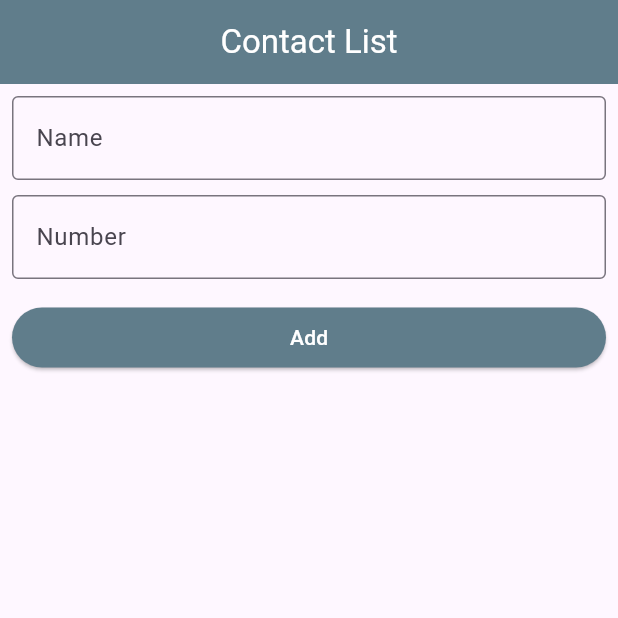
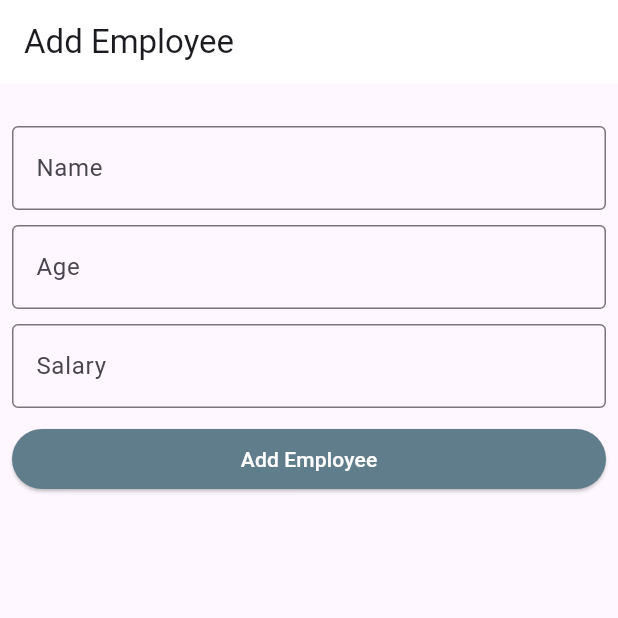
Before and after one commit to tanvirmirza/flutter-build, a Flutter app: the screen it shows after launch, on a phone screen of 412 x 824 dp, the top half of it. Run offline on Flutter 3.47's test engine with Material 3 defaults, Android fonts, the phone set to English and light mode, and no system bars.

Commit message:
Update: Livetext v0.0.1

```diff
--- a/flutter_assingment/lib/ContactList/contact-list.dart
+++ /dev/null
@@ -1,125 +0,0 @@
-import 'package:flutter/material.dart';
-import 'package:flutter/services.dart';
-
-class Contact extends StatefulWidget {
-  const Contact({super.key});
-
-  @override
-  State<Contact> createState() => _ContactState();
-}
-
-class _ContactState extends State<Contact> {
-  final TextEditingController _name = TextEditingController();
-  final TextEditingController _phone = TextEditingController();
-
-  List<String> name = [];
-  List<String> phone = [];
-
-  @override
-  Widget build(BuildContext context) {
-    return Scaffold(
-      appBar: AppBar(
-        centerTitle: true,
-        title:
-            const Text('Contact List', style: TextStyle(color: Colors.white)),
-      ),
-      body: Padding(
-        padding: const EdgeInsets.all(8.0),
-        child: Column(children: [
-          TextField(
-            controller: _name,
-            decoration: const InputDecoration(
-              border: OutlineInputBorder(),
-              hintText: 'Name',
-            ),
-          ),
-          const SizedBox(
-            height: 10,
-          ),
-          TextField(
-            controller: _phone,
-            inputFormatters: [
-              FilteringTextInputFormatter.digitsOnly,
-            ],
-            keyboardType: TextInputType.number,
-            decoration: const InputDecoration(
-              border: OutlineInputBorder(),
-              hintText: 'Number',
-            ),
-          ),
-          const SizedBox(
-            height: 15,
-          ),
-          SizedBox(
-            width: double.infinity,
-            child: ElevatedButton(
-                onPressed: () {
-                  setState(() {
-                    if (_name.text.isNotEmpty && _phone.text.isNotEmpty) {
-                      name.add(_name.text);
-                      phone.add(_phone.text);
-                      _name.clear();
-                      _phone.clear();
-                    }
-                  });
-                },
-                child: const Text('Add')),
-          ),
-          const SizedBox(
-            height: 20,
-          ),
-          Expanded(
-              child: ListView.builder(
-                  itemCount: name.length,
-                  itemBuilder: (context, index) => Card(
-                        child: ListTile(
-                            leading: const Icon(Icons.person),
-                            title: Text(
-                                name[index][0].toUpperCase() +
-                                    name[index].substring(1),
-                                style: const TextStyle(
-                                    color: Colors.red,
-                                    fontWeight: FontWeight.w700)),
-                            subtitle: Text(phone[index]),
-                            trailing: const Icon(
-                              Icons.call,
-                              color: Colors.blue,
-                            ),
-                            onLongPress: () {
-                              showDialog<dynamic>(
-                                  context: context,
-                                  builder: (BuildContext context) =>
-                                      AlertDialog(
-                                        title: const Text('Confirmation'),
-                                        content:
-                                            Text('Are you sure for Delete?'),
-                                        actions: <Widget>[
-                                          IconButton(
-                                              onPressed: () {
-                                                Navigator.pop(context);
-                                              },
-                                              icon: const Icon(
-                                                Icons
-                                                    .signal_cellular_no_sim_outlined,
-                                                color: Colors.blue,
-                                              )),
-                                          IconButton(
-                                              onPressed: () {
-                                                setState(() {
-                                                  name.removeAt(index);
-                                                  phone.removeAt(index);
-                                                  Navigator.pop(context);
-                                                });
-                                              },
-                                              icon: const Icon(
-                                                  Icons.delete_outline,
-                                                  color: Colors.blue)),
-                                        ],
-                                      ));
-                            }),
-                      ))),
-        ]),
-      ),
-    );
-  }
-}
--- /dev/null
+++ b/flutter_assingment/lib/LiveExam/liveexam.dart
@@ -0,0 +1,59 @@
+import 'package:flutter/material.dart';
+
+class Employee extends StatefulWidget {
+  const Employee({super.key});
+
+  @override
+  State<Employee> createState() => _EmployeeState();
+}
+
+class _EmployeeState extends State<Employee> {
+  final TextEditingController _nameController = TextEditingController();
+  final TextEditingController _ageController = TextEditingController();
+  final TextEditingController _salaryController = TextEditingController();
+  @override
+  Widget build(BuildContext context) {
+    return Scaffold(
+        appBar: AppBar(
+          title: const Text('Add Employee'),
+        ),
+        body: Padding(
+          padding: const EdgeInsets.all(8.0),
+          child: ListView(
+            children: [
+              SizedBox(height: 20),
+              TextFormField(
+                controller: _nameController,
+                decoration: const InputDecoration(
+                    border: OutlineInputBorder(), hintText: 'Name'),
+              ),
+              SizedBox(height: 10),
+              TextFormField(
+                controller: _ageController,
+                decoration: const InputDecoration(
+                  border: OutlineInputBorder(),
+                  hintText: 'Age',
+                ),
+              ),
+              SizedBox(height: 10),
+              TextFormField(
+                controller: _salaryController,
+                decoration: const InputDecoration(
+                  border: OutlineInputBorder(),
+                  hintText: 'Salary',
+                ),
+              ),
+              SizedBox(height: 10),
+              ElevatedButton(
+                onPressed: () {
+                  _nameController.clear();
+                  _ageController.clear();
+                  _salaryController.clear();
+                },
+                child: const Text('Add Employee'),
+              ),
+            ],
+          ),
+        ));
+  }
+}
--- a/flutter_assingment/lib/main.dart
+++ b/flutter_assingment/lib/main.dart
@@ -1,5 +1,5 @@
 import 'package:flutter/material.dart';
-import 'ContactList/contact-list.dart';
+import 'LiveExam/liveexam.dart';
 
 void main() {
   runApp(const MyApp());
@@ -20,10 +20,10 @@ class MyApp extends StatelessWidget {
           ),
         ),
         appBarTheme: const AppBarTheme(
-          backgroundColor: Colors.blueGrey,
+          backgroundColor: Colors.white,
         ),
       ),
-      home: const Contact(),
+      home: const Employee(),
     );
   }
 }
```
Also changed, not shown: 1 other file.
